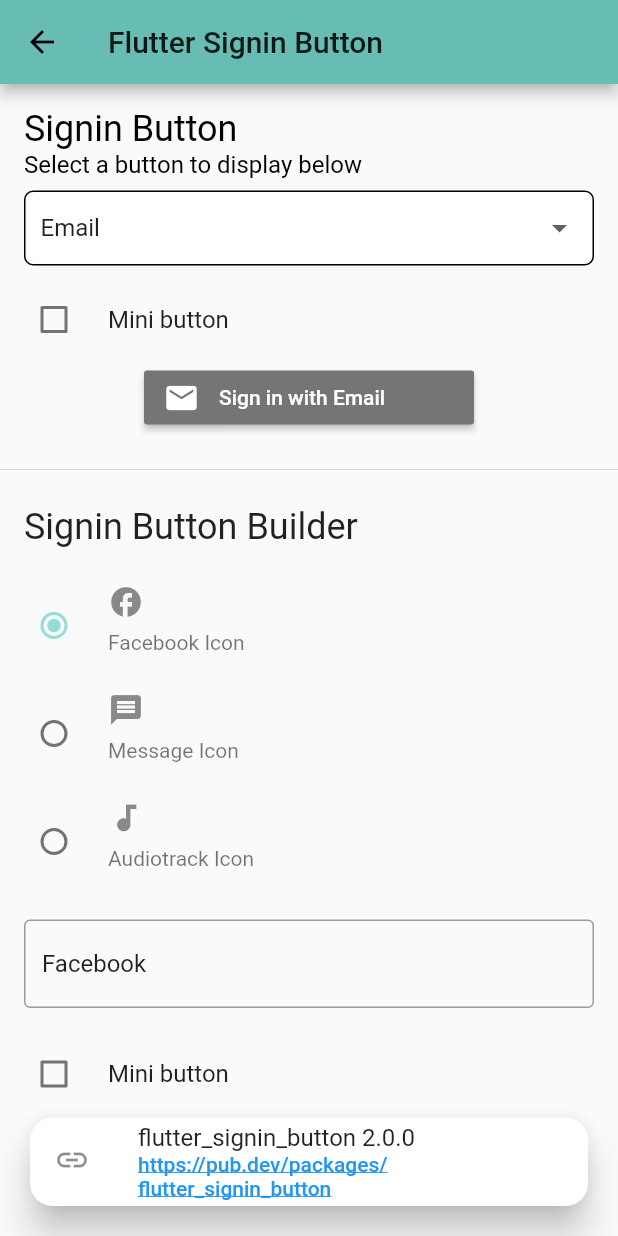
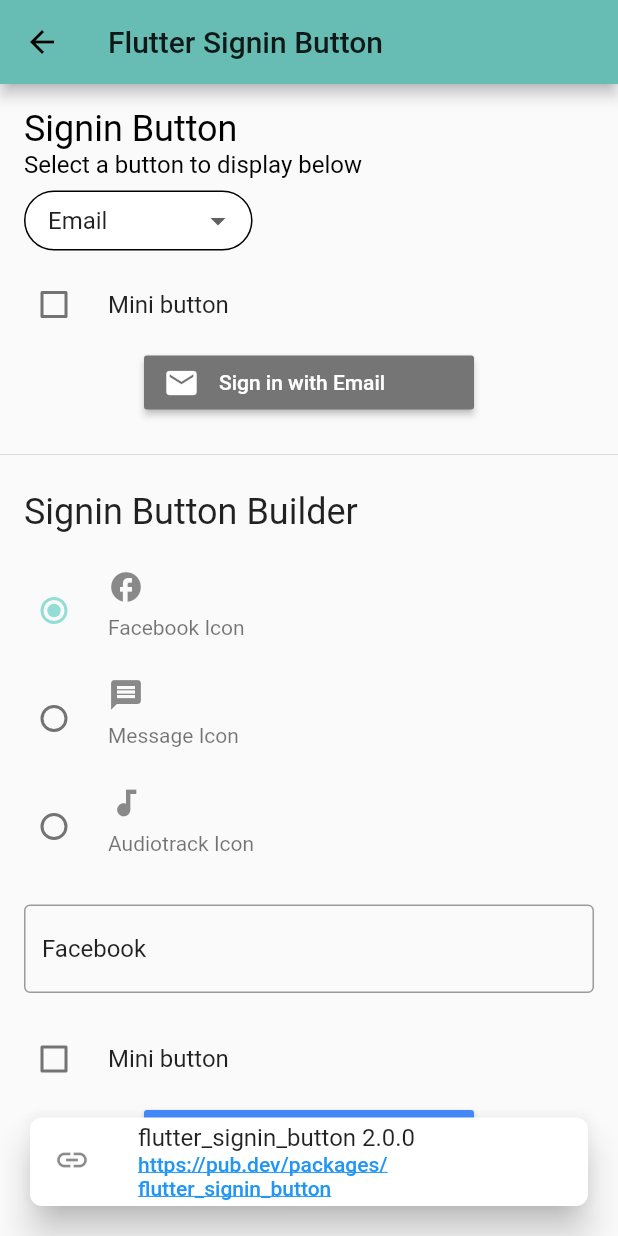
Before and after one commit to lucianojung/flutter_package_examples, a Flutter app: the screen it shows after launch, after a tap on "Flutter Signin Button", on a phone screen of 412 x 824 dp. Run offline on Flutter 3.47's test engine with Material 2 defaults, Android fonts, the phone set to English and light mode, and no system bars; our stand-ins replace convex_bottom_bar, date_format, email_validator, expandable, flutter_signin_button, google_fonts.

Commit message:
Added Google Fonts package
- adjust style
- more simplified and structured code
- upcoming ListTile with link to medium

```diff
--- a/lib/main.dart
+++ b/lib/main.dart
@@ -1,5 +1,6 @@
 import 'package:flutter/material.dart';
 import 'package:package_examples/service/route_generator.dart';
+import 'package:url_launcher/url_launcher.dart';
 
 void main() async {
   runApp(MyApp());
@@ -33,6 +34,18 @@
 }
 
 class _HomeViewState extends State<HomeView> {
+  List<CustomListTile> listTileList = [
+    CustomListTile(
+        Icons.email_outlined, 'Email Validator', '2.0.1', '/email_validator'),
+    CustomListTile(Icons.facebook, 'Flutter Signin Button', '2.0.0',
+        '/flutter_signin_button'),
+    CustomListTile(
+        Icons.menu, 'Convex BottomAppBar', '3.0.0', '/convex_bottom_bar'),
+    CustomListTile(
+        Icons.calendar_today, 'Date Format', '2.0.2', '/date_format'),
+    // CustomListTile(Icons.launch, 'Url Launcher', '6.0.9', '/url_launcher'),
+    // CustomListTile(Icons.font_download_outlined, 'Google Fonts', '2.1.0', '/google_font'),
+  ];
 
   @override
   Widget build(BuildContext context) {
@@ -56,63 +69,48 @@
   Widget _body() {
     return Column(
       children: <Widget>[
+        for (CustomListTile listTile in listTileList)
           ListTile(
-          leading: Icon(Icons.email),
-          title: Text('Email Validator'),
-          subtitle: Text('Version: 2.0.1'),
+            leading: Icon(listTile.iconData),
+            title: Text(listTile.title),
+            subtitle: Text('Version: ${listTile.version}'),
             onTap: () {
               setState(() {
-              Navigator.of(context).pushNamed('/email_validator');
+                Navigator.of(context).pushNamed(listTile.route);
               });
             },
             trailing: Icon(Icons.arrow_forward),
           ),
+        Divider(),
         ListTile(
-          leading: Icon(Icons.facebook),
-          title: Text('Flutter Signin Button'),
-          subtitle: Text('Version: 2.0.0'),
+          leading: Icon(Icons.assistant),
+          title: Text('Upcoming'),
+          subtitle: Text('Url Launcher, Google Fonts, ...'),
           onTap: () {
             setState(() {
-              Navigator.of(context).pushNamed('/flutter_signin_button');
+              _launchUrl('https://lucianojung.medium.com/');
             });
           },
-          trailing: Icon(Icons.arrow_forward),
-        ),
-        ListTile(
-          leading: Icon(Icons.menu),
-          title: Text('Convex BottomAppBar'),
-          subtitle: Text('Version: 3.0.0'),
-          onTap: () {
-            setState(() {
-              Navigator.of(context).pushNamed('/convex_bottom_bar');
-            });
-          },
-          trailing: Icon(Icons.arrow_forward),
-        ),
-        ListTile(
-          leading: Icon(Icons.calendar_today),
-          title: Text('Date Format'),
-          subtitle: Text('Version: 2.0.2'),
-          onTap: () {
-            setState(() {
-              Navigator.of(context).pushNamed('/date_format');
-            });
-          },
-          trailing: Icon(Icons.arrow_forward),
-        ),
-        ListTile(
-          leading: Icon(Icons.launch),
-          title: Text('Url Launcher'),
-          subtitle: Text('Version: 6.0.9'),
-          onTap: () {
-            setState(() {
-              Navigator.of(context).pushNamed('/url_launcher');
-            });
-          },
-          trailing: Icon(Icons.arrow_forward),
         ),
       ],
     );
   }
 
+
+  Future<void> _launchUrl(String url) async {
+    if (await canLaunch(url)) {
+        launch(url);
+    } else {
+      throw 'Could not launch $url';
     }
+  }
+}
+
+class CustomListTile {
+  IconData iconData;
+  String title;
+  String version;
+  String route;
+
+  CustomListTile(this.iconData, this.title, this.version, this.route);
+}
--- a/lib/service/route_generator.dart
+++ b/lib/service/route_generator.dart
@@ -4,6 +4,7 @@
 import 'package:package_examples/packages/date_format/date_format_main.dart';
 import 'package:package_examples/packages/email_valiator/email_validator_main.dart';
 import 'package:package_examples/packages/flutter_signin_button/flutter_signin_button.dart';
+import 'package:package_examples/packages/google_fonts/google_fonts_main.dart';
 import 'package:package_examples/packages/url_launcher/url_launcher_main.dart';
 
 import '../main.dart';
@@ -26,6 +27,8 @@
         return MaterialPageRoute(builder: (_) => UrlLauncher());
       case '/date_format':
         return MaterialPageRoute(builder: (_) => DateFormatMain());
+      case '/google_font':
+        return MaterialPageRoute(builder: (_) => GoogleFontsMain());
       default:
         return _errorRoute(message: 'wrong routing name');
     }
--- a/lib/shared/material_dropdown_view.dart
+++ b/lib/shared/material_dropdown_view.dart
@@ -3,7 +3,7 @@
 class MaterialDropdownView extends StatelessWidget {
   final Function onChangedCallback;
   String title, subtitle, value;
-  List<String> values = [];
+  Iterable<String> values = [];
   bool negate;
 
   MaterialDropdownView(
@@ -22,6 +22,7 @@
   Widget build(BuildContext context) {
     ThemeData _themeData = Theme.of(context);
     return Column(
+      mainAxisAlignment: MainAxisAlignment.start,
       children: <Widget>[
         if (this.title != '')
           Container(
@@ -43,24 +44,27 @@
           ),
         Padding(
           padding: const EdgeInsets.symmetric(vertical: 8.0),
+          child: Row(
+            children: [
+              SizedBox(
+                child: MouseRegion(
+                  cursor: SystemMouseCursors.click,
                   child: Container(
-            width: double.infinity,
-            padding: const EdgeInsets.only(left: 10.0, right: 10.0),
+                    height: 40,
+                    padding: const EdgeInsets.only(left: 15.0, right: 10.0),
                     decoration: BoxDecoration(
-                borderRadius: BorderRadius.circular(6.0),
+                        borderRadius: BorderRadius.circular(32.0),
                         color: Colors.white,
                         border: Border.all()),
                     child: DropdownButtonHideUnderline(
                       child: DropdownButton(
                           value: this.value,
-                  items:
-                      this.values.map<DropdownMenuItem<String>>((String value) {
+                          items: this
+                              .values
+                              .map<DropdownMenuItem<String>>((String value) {
                             return DropdownMenuItem<String>(
                               value: value,
-                      child: Text(
-                        value,
-                        style: _themeData.textTheme.subtitle1,
-                      ),
+                              child: Text(value),
                             );
                           }).toList(),
                           onChanged: (newValue) {
@@ -69,6 +73,10 @@
                     ),
                   ),
                 ),
+              ),
+            ],
+          ),
+        ),
       ],
     );
   }
--- a/lib/shared/package_weblink_view.dart
+++ b/lib/shared/package_weblink_view.dart
@@ -24,14 +24,11 @@
             child: AbsorbPointer(
               child: Card(
                 shape: RoundedRectangleBorder(
-                  borderRadius: BorderRadius.circular(15.0),
+                  borderRadius: BorderRadius.circular(8.0),
                 ),
                 color: Colors.white,
                 elevation: 10,
-                child: Column(
-                  mainAxisSize: MainAxisSize.min,
-                  children: <Widget>[
-                    ListTile(
+                child: ListTile(
                   leading: Icon(Icons.link),
                   title: Text(_text),
                   subtitle: RichText(
@@ -43,8 +40,6 @@
                           ),
                     ),
                   ),
-                    ),
-                  ],
                 ),
               ),
             ),
--- a/lib/shared/setting_list.dart
+++ b/lib/shared/setting_list.dart
@@ -13,6 +13,7 @@
   Widget build(BuildContext context) {
     return SingleChildScrollView(
       child: Column(
+        mainAxisAlignment: MainAxisAlignment.start,
         children: children,
       ),
     );
--- a/pubspec.yaml
+++ b/pubspec.yaml
@@ -34,6 +34,7 @@
   convex_bottom_bar: ^3.0.0
   date_format: ^2.0.2
   expandable: ^5.0.1
+  google_fonts: ^2.1.0
 
 dev_dependencies:
   flutter_test:
```
Also changed, not shown: lib/packages/email_valiator/email_validator_main.dart (+0 -8 lines), lib/packages/google_fonts/google_fonts_main.dart (added, +423 -0 lines), pubspec.lock. Lines whose indentation alone changed are shown as unchanged.
